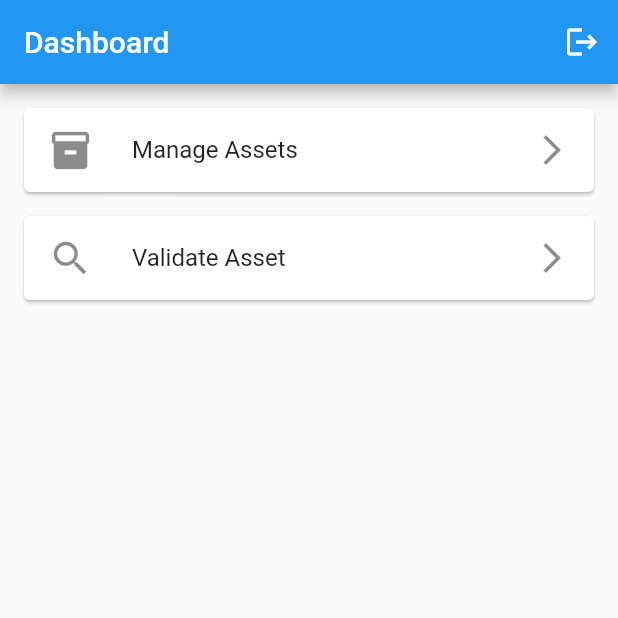
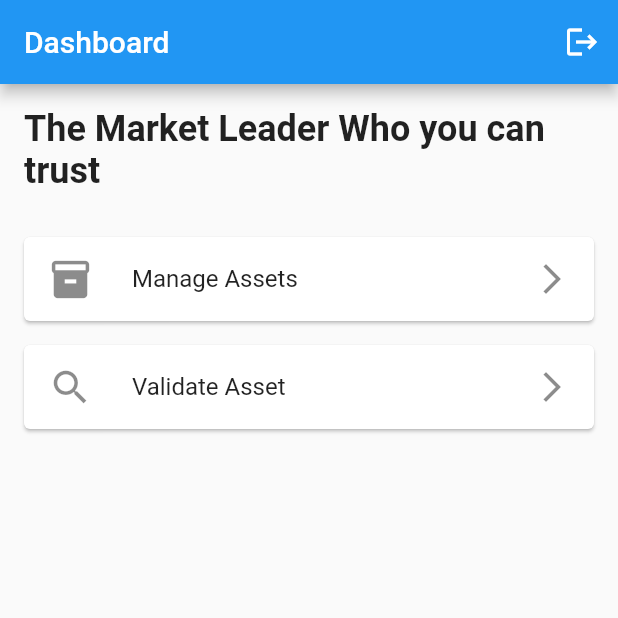
Before and after one commit to Nefferatos/asset, a Flutter app: the DashboardScreen screen opened directly, on a phone screen of 412 x 824 dp, the top half of it. Run offline on Flutter 3.47's test engine with Material 3 defaults, Android fonts, the phone set to English and light mode, and no system bars; our stand-ins replace csv, file_picker, shared_preferences, sqflite; accounts and stored records are empty.

Commit message:
Update dashboard_screen.dart

```diff
--- a/lib/screens/dashboard_screen.dart
+++ b/lib/screens/dashboard_screen.dart
@@ -31,6 +31,12 @@ class DashboardScreen extends StatelessWidget {
         padding: const EdgeInsets.all(16),
         child: Column(
           children: [
+            const Text(
+              'The Market Leader Who you can trust',
+              style: TextStyle(fontSize: 24, fontWeight: FontWeight.bold),
+            ),
+            const SizedBox(height: 30),
+
             DashboardCard(
               title: 'Manage Assets',
               icon: Icons.inventory_2,
```
